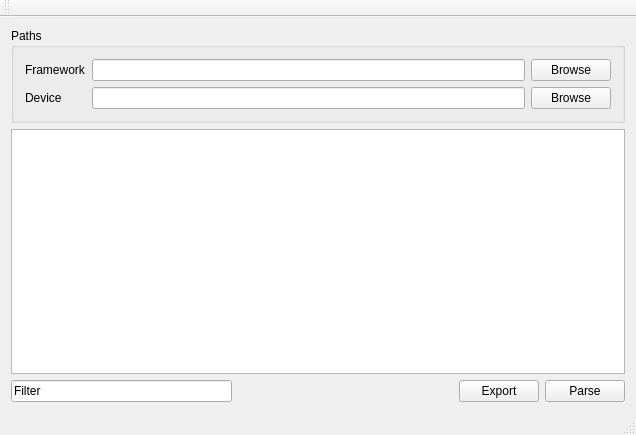
Above: mainwindow.ui from jerl1/AndroidStrings before the change. Below: the same form after it.
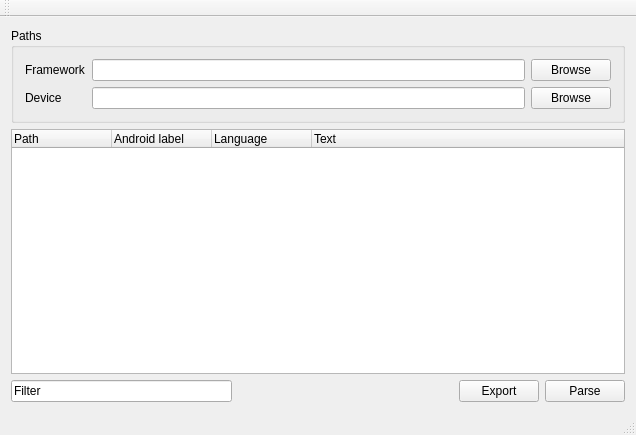
That is the form after the change.

Diff of the .ui file:
```diff
--- a/mainwindow.ui
+++ b/mainwindow.ui
@@ -59,7 +59,28 @@
      </widget>
     </item>
     <item>
-     <widget class="QTableView" name="tableView"/>
+     <widget class="QTreeWidget" name="treeWidget">
+      <column>
+       <property name="text">
+        <string>Path</string>
+       </property>
+      </column>
+      <column>
+       <property name="text">
+        <string>Android label</string>
+       </property>
+      </column>
+      <column>
+       <property name="text">
+        <string>Language</string>
+       </property>
+      </column>
+      <column>
+       <property name="text">
+        <string>Text</string>
+       </property>
+      </column>
+     </widget>
     </item>
     <item>
      <layout class="QHBoxLayout" name="horizontalLayout">
```
